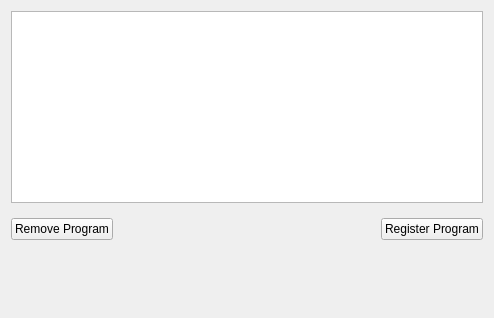
Old version of the form MainApplication/Settings/settings_GUI.ui in the repository tkideneb1999/GameAssetPipelineProgram.
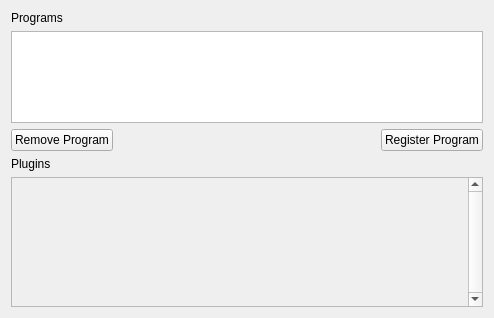
New version of the form.

Commit message: Finished Plugin registration, added Plugin Settings to SettingsView and serialized them, added Plugin settings to Pipeline configurator and serialzed them

What changed in the file:
```diff
--- a/MainApplication/Settings/settings_GUI.ui
+++ b/MainApplication/Settings/settings_GUI.ui
@@ -15,12 +15,26 @@
   </property>
   <layout class="QVBoxLayout" name="verticalLayout">
    <item>
-    <widget class="QListWidget" name="programs_list"/>
+    <widget class="QLabel" name="programs_label">
+     <property name="text">
+      <string>Programs</string>
+     </property>
+    </widget>
+   </item>
+   <item>
+    <widget class="QListWidget" name="programs_list">
+     <property name="sizePolicy">
+      <sizepolicy hsizetype="Expanding" vsizetype="Expanding">
+       <horstretch>0</horstretch>
+       <verstretch>0</verstretch>
+      </sizepolicy>
+     </property>
+    </widget>
    </item>
    <item>
     <layout class="QHBoxLayout" name="horizontalLayout">
      <property name="topMargin">
-      <number>9</number>
+      <number>0</number>
      </property>
      <item>
       <widget class="QPushButton" name="remove_program_button">
@@ -52,17 +66,46 @@
     </layout>
    </item>
    <item>
-    <spacer name="verticalSpacer">
-     <property name="orientation">
-      <enum>Qt::Vertical</enum>
+    <widget class="QLabel" name="plugins_label">
+     <property name="text">
+      <string>Plugins</string>
      </property>
-     <property name="sizeHint" stdset="0">
+    </widget>
+   </item>
+   <item>
+    <widget class="QScrollArea" name="plugins_scrollbar">
+     <property name="sizePolicy">
+      <sizepolicy hsizetype="Expanding" vsizetype="Expanding">
+       <horstretch>0</horstretch>
+       <verstretch>0</verstretch>
+      </sizepolicy>
+     </property>
+     <property name="minimumSize">
       <size>
-       <width>20</width>
-       <height>40</height>
+       <width>0</width>
+       <height>130</height>
       </size>
      </property>
-    </spacer>
+     <property name="verticalScrollBarPolicy">
+      <enum>Qt::ScrollBarAlwaysOn</enum>
+     </property>
+     <property name="horizontalScrollBarPolicy">
+      <enum>Qt::ScrollBarAlwaysOff</enum>
+     </property>
+     <property name="widgetResizable">
+      <bool>true</bool>
+     </property>
+     <widget class="QWidget" name="scrollAreaWidgetContents">
+      <property name="geometry">
+       <rect>
+        <x>0</x>
+        <y>0</y>
+        <width>461</width>
+        <height>128</height>
+       </rect>
+      </property>
+     </widget>
+    </widget>
    </item>
   </layout>
  </widget>
```
The commit also changes 15 other files.
